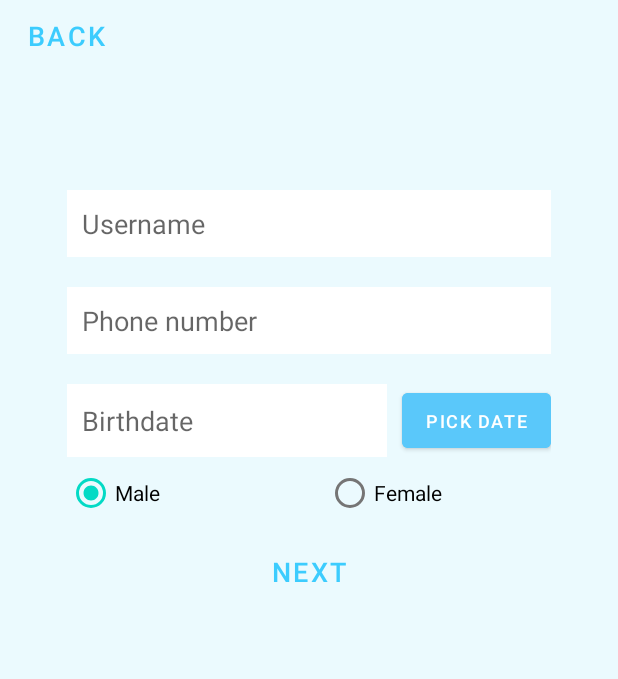
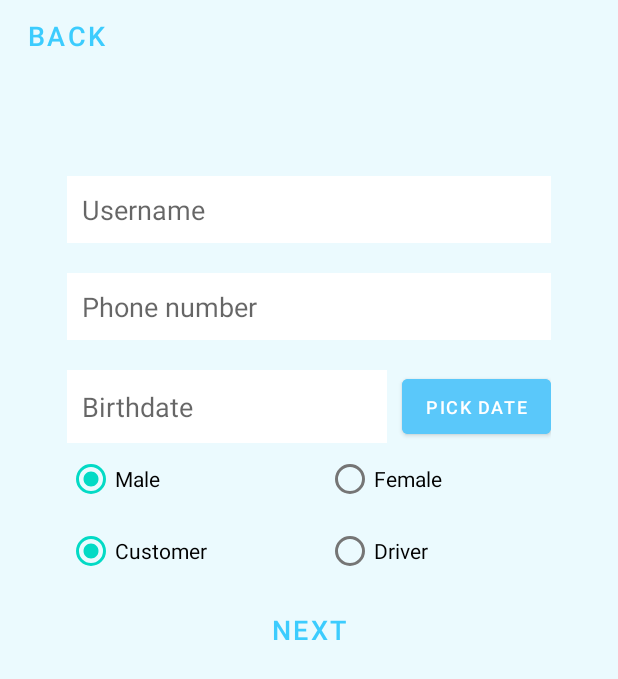
Before and after one commit to trungnq0202/Android-CarBookingApp, an Android app: the RegisterActivity screen opened directly, with no data from a screen before it, on a phone screen of 412 x 824 dp. Shown: the top 679 px of the screen. Run offline under Robolectric (Android 15) with nearby library versions, the phone set to English and light mode, and no system bars.

Commit message:
Add field "role" while registering.

```diff
--- a/app/src/main/java/com/trungngo/carshareapp/Constants.java
+++ b/app/src/main/java/com/trungngo/carshareapp/Constants.java
@@ -9,9 +9,9 @@ public class Constants {
         public static final String birthDateField = "birthDate";
         public static final String genderField = "gender";
         public static final String emailField = "email";
+        public static final String roleField = "role";
         public static final String ownSitesIdField = "ownSitesId";
         public static final String participatingSitesIdField = "participatingSitesId";
-        public static final String superuserField = "superuser";
     }
 
     public static class FSSite {
--- a/app/src/main/java/com/trungngo/carshareapp/activities/RegisterActivity.java
+++ b/app/src/main/java/com/trungngo/carshareapp/activities/RegisterActivity.java
@@ -25,6 +25,7 @@ public class RegisterActivity extends AppCompatActivity {
     EditText birthDateEditText, usernameEditText, phoneEditText;
     Button backBtn, nextBtn, datePickerBtn;
     RadioButton maleRadioBtn, femaleRadioBtn;
+    RadioButton driverRadioBtn, customerRadioBtn;
     private int year, month, day;
 
     @Override
@@ -48,6 +49,9 @@ public class RegisterActivity extends AppCompatActivity {
         datePickerBtn = (Button) findViewById(R.id.registerPickdateBtn);
         maleRadioBtn = (RadioButton) findViewById(R.id.registerMaleRadioBtn);
         femaleRadioBtn = (RadioButton) findViewById(R.id.registerFemaleRadioBtn);
+        customerRadioBtn = (RadioButton) findViewById(R.id.registerCustomerRadioBtn);
+        driverRadioBtn = (RadioButton) findViewById(R.id.registerDriverRadioBtn);
+
     }
 
     //Move back to startActivity when pressing 'back' button
@@ -71,6 +75,7 @@ public class RegisterActivity extends AppCompatActivity {
                 String phone = phoneEditText.getText().toString();
                 String birthDate = birthDateEditText.getText().toString();
                 String gender = maleRadioBtn.isChecked() ? "Male" : "Female";
+                String role = customerRadioBtn.isChecked() ? "Customer" : "Driver";
 
                 //Check empty input
                 if (checkEmptyInput(username, phone, birthDate)) {
@@ -82,6 +87,7 @@ public class RegisterActivity extends AppCompatActivity {
                     i.putExtra(Constants.FSUser.phoneField, phone);
                     i.putExtra(Constants.FSUser.birthDateField, birthDate);
                     i.putExtra(Constants.FSUser.genderField, gender);
+                    i.putExtra(Constants.FSUser.roleField, role);
                     startActivity(i);
                     finish();
                 }
--- a/app/src/main/java/com/trungngo/carshareapp/activities/RegisterFinalActivity.java
+++ b/app/src/main/java/com/trungngo/carshareapp/activities/RegisterFinalActivity.java
@@ -33,7 +33,7 @@ public class RegisterFinalActivity extends AppCompatActivity {
     Button backBtn, registerBtn;
     EditText emailEditText, passwordEditText;
 
-    private String username, phone, birthDate, gender;
+    private String username, phone, birthDate, gender, role;
     private FirebaseAuth mAuth;
     private FirebaseFirestore db;
 
@@ -76,6 +76,7 @@ public class RegisterFinalActivity extends AppCompatActivity {
         phone = (String) intent.getExtras().get(Constants.FSUser.phoneField);
         birthDate = (String) intent.getExtras().get(Constants.FSUser.birthDateField);
         gender = (String) intent.getExtras().get(Constants.FSUser.genderField);
+        role = (String) intent.getExtras().get(Constants.FSUser.roleField);
     }
 
     //Save user data to 'users' collection on firebase
@@ -97,7 +98,7 @@ public class RegisterFinalActivity extends AppCompatActivity {
         data.put(Constants.FSUser.birthDateField, birthDateNew);
         data.put(Constants.FSUser.genderField, gender);
         data.put(Constants.FSUser.emailField, emailEditText.getText().toString());
-        data.put(Constants.FSUser.superuserField, false);
+        data.put(Constants.FSUser.roleField, role);
         data.put(Constants.FSUser.ownSitesIdField, new ArrayList<String>());
         data.put(Constants.FSUser.participatingSitesIdField, new ArrayList<String>());
 
--- a/app/src/main/res/layout/activity_register.xml
+++ b/app/src/main/res/layout/activity_register.xml
@@ -106,6 +106,26 @@
                 android:text="Female" />
         </RadioGroup>
 
+        <RadioGroup
+            android:layout_width="match_parent"
+            android:layout_height="match_parent"
+            android:orientation="horizontal">
+
+            <RadioButton
+                android:id="@+id/registerCustomerRadioBtn"
+                android:layout_width="150dp"
+                android:layout_height="match_parent"
+                android:layout_weight="1"
+                android:checked="true"
+                android:text="Customer" />
+
+            <RadioButton
+                android:id="@+id/registerDriverRadioBtn"
+                android:layout_width="150dp"
+                android:layout_height="match_parent"
+                android:text="Driver" />
+        </RadioGroup>
+
         <Button
             android:id="@+id/registerFinalRegisterBtn"
             android:layout_width="wrap_content"
```
